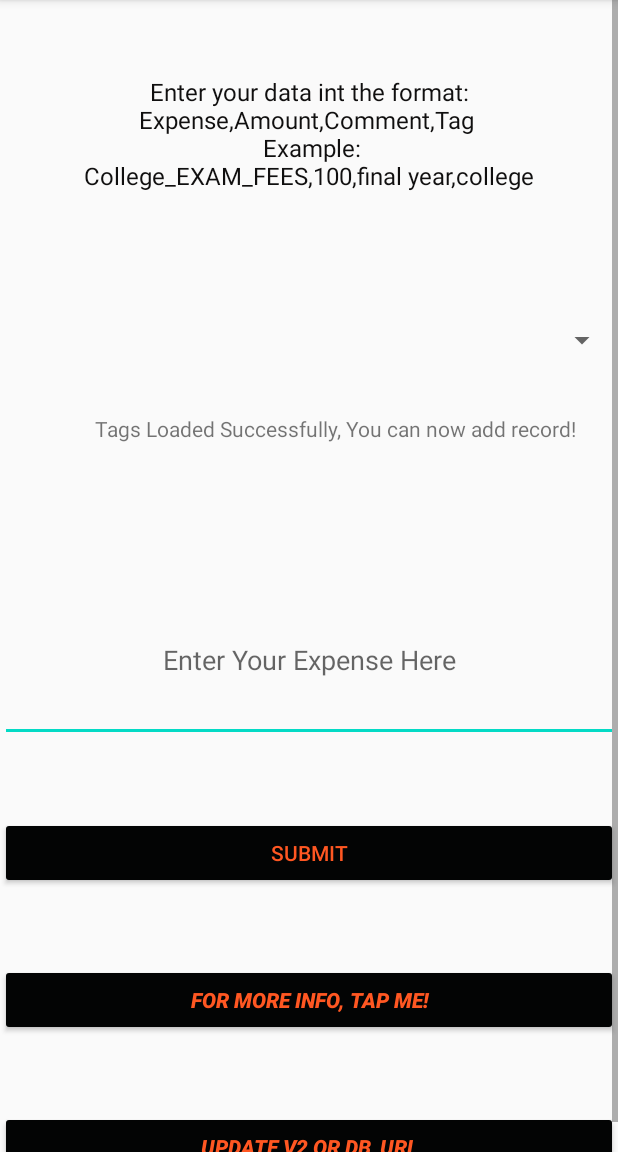
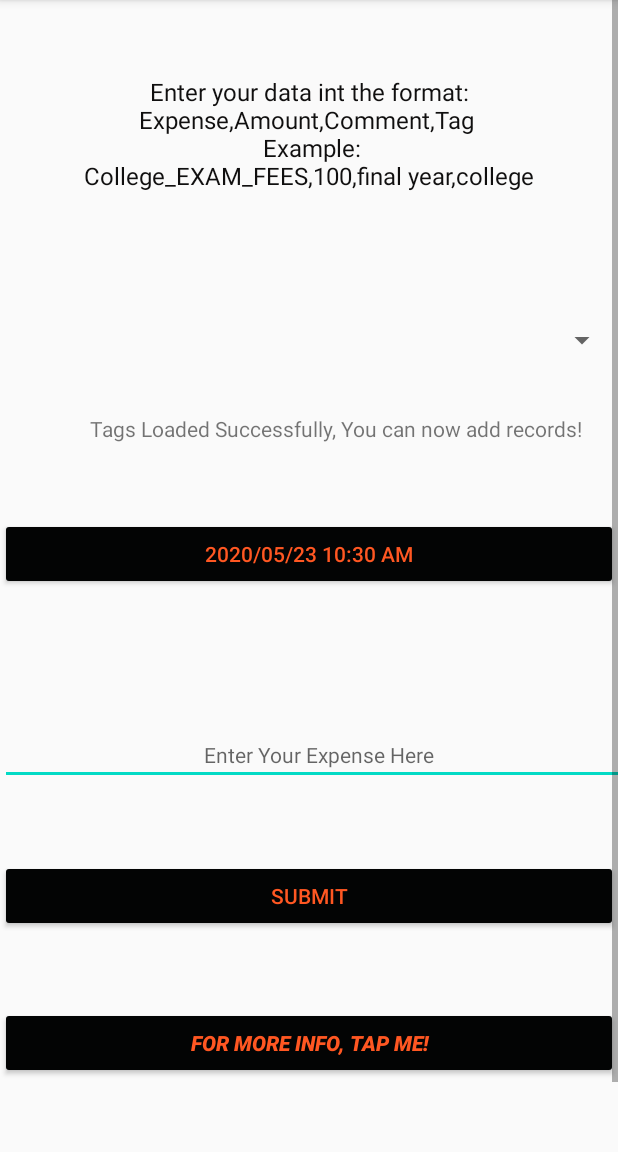
Before and after one commit to Prathmesh2498/ExpensesManagerForNotion, an Android app: the MainActivity screen opened directly, with no data from a screen before it, on a phone screen of 412 x 824 dp, the part 84-1236 px from its top. Run offline under Robolectric (Android 15) with nearby library versions, the light colour scheme and no system bars; libraries missing offline, so code that uses them is left out: com.chaquo.python; Roboto replaces fonts that are not available here; 7 statements that could not run were skipped.

Commit message:
Update v2: 1. Added Calender for custom date, default date is today's date.

```diff
--- a/app/src/main/java/com/pd/expensesnotion/MainActivity.java
+++ b/app/src/main/java/com/pd/expensesnotion/MainActivity.java
@@ -1,5 +1,6 @@
 package com.pd.expensesnotion;
 
+import android.app.DatePickerDialog;
 import android.content.Context;
 import android.content.DialogInterface;
 import android.content.Intent;
@@ -11,6 +12,7 @@ import android.util.Log;
 import android.view.View;
 import android.widget.ArrayAdapter;
 import android.widget.Button;
+import android.widget.DatePicker;
 import android.widget.EditText;
 import android.widget.Spinner;
 import android.widget.TextView;
@@ -24,8 +26,11 @@ import com.chaquo.python.Python;
 import com.chaquo.python.android.AndroidPlatform;
 
 import java.io.IOException;
+import java.text.DateFormat;
+import java.text.SimpleDateFormat;
 import java.util.Calendar;
 import java.util.Date;
+import java.util.Locale;
 import java.util.regex.Pattern;
 
 import static java.lang.Boolean.FALSE;
@@ -34,47 +39,6 @@ import static java.lang.Boolean.TRUE;
 public class MainActivity extends AppCompatActivity {
     public static final String SAVED_PREFERENCES = "com.pd.expensesnotion.savedData";
 
-
-    private String[] loadTags(){
-
-        String a[] = {""};
-
-        try{
-
-            SharedPreferences getEditor = getSharedPreferences(SAVED_PREFERENCES, MODE_PRIVATE);
-            final String TOKEN_V2 = getEditor.getString("v2_Token", null);
-            final String DB_URL = getEditor.getString("db_URL", null);
-            Log.e("Sending data...",TOKEN_V2+" "+DB_URL);
-            if (! Python.isStarted()) {
-                Python.start(new AndroidPlatform(MainActivity.this));
-            }
-            //PYTHON CODE
-            Object return_value[];
-            Python py = Python.getInstance();
-            PyObject add = py.getModule("Notion");
-
-            PyObject call = add.callAttr("getTags",TOKEN_V2,DB_URL);
-            return_value = call.asList().toArray();
-            Log.e("Tagsval", Integer.toString(return_value.length));
-
-            if(return_value.length!=0) {
-                String arr[] = new String[return_value.length];
-                for(int i=0;i<return_value.length;i++){
-                    arr[i] = return_value[i].toString();
-                }
-                return arr;
-
-            }
-            else{
-                Log.e("TagsFail","Failed to load");
-            }
-
-        }catch (Exception e){
-
-            Log.e("Error", e.toString());
-        }
-        return a;
-    }
 
     @Override
     protected void onCreate(Bundle savedInstanceState) {
@@ -87,6 +51,35 @@ public class MainActivity extends AppCompatActivity {
         Button updateInfo = findViewById(R.id.up);
         final EditText getData = findViewById(R.id.editText);
         final TextView mTv = findViewById(R.id.ld);
+        final Button getDate = findViewById(R.id.getDate);
+
+        //CODE FOR DATE
+        final Calendar myCalendar = Calendar.getInstance();
+        updateLabel(getDate, myCalendar);
+        final DatePickerDialog.OnDateSetListener dt = new DatePickerDialog.OnDateSetListener() {
+            @Override
+            public void onDateSet(DatePicker view, int year, int monthOfYear,
+                                  int dayOfMonth) {
+                // TODO Auto-generated method stub
+                myCalendar.set(Calendar.YEAR, year);
+                myCalendar.set(Calendar.MONTH, monthOfYear);
+                myCalendar.set(Calendar.DAY_OF_MONTH, dayOfMonth);
+                updateLabel(getDate, myCalendar);
+            }
+
+        };
+
+
+        getDate.setOnClickListener(new View.OnClickListener() {
+            @Override
+            public void onClick(View v) {
+                new DatePickerDialog(MainActivity.this, dt, myCalendar
+                        .get(Calendar.YEAR), myCalendar.get(Calendar.MONTH),
+                        myCalendar.get(Calendar.DAY_OF_MONTH)).show();
+            }
+        });
+        //END CODE FOR DATE
+
 
         info.setOnClickListener(new View.OnClickListener() {
             @Override
@@ -200,7 +193,7 @@ public class MainActivity extends AppCompatActivity {
 
 
 
-    private static String viewSource(Context context, String[]d,float amount, Date date,String TOKEN_V2,String DB_URL) throws IOException {
+    private static String viewSource(Context context, String[]d, float amount, String date, String TOKEN_V2, String DB_URL) throws IOException {
         if (! Python.isStarted()) {
             Python.start(new AndroidPlatform(context));
         }
@@ -209,7 +202,7 @@ public class MainActivity extends AppCompatActivity {
         Python py = Python.getInstance();
         PyObject add = py.getModule("Notion");
         Log.e("Sending data...",d[0]+" "+d[2]+" "+d[3]+" "+amount);
-        PyObject call = add.callAttr("addRecord", d[0],amount,d[2],d[3],TOKEN_V2,DB_URL);
+        PyObject call = add.callAttr("addRecord", d[0],amount,d[2],d[3],date,TOKEN_V2,DB_URL);
         return_value = call.toString();
         return return_value;
 
@@ -220,28 +213,30 @@ public class MainActivity extends AppCompatActivity {
 
         Boolean flag=Boolean.FALSE;
 
-        final Date[] date = new Date[1];
+        String Date;
         final float amount[] = new float[1];
         final String tags[] = new String[100];
         final String arr[][] = {tags};
+        final Button getDate = findViewById(R.id.getDate);
 
         final Button submit = findViewById(R.id.button);
         final EditText getData = findViewById(R.id.editText);
         final TextView tv = findViewById(R.id.tv);
         final TextView load = findViewById(R.id.ld);
+        final Spinner mySpinner = findViewById(R.id.tags);
+
         final String data[] = new String[5];
         final String[][] d = {data};
         final String editTextString[] = new String[1];
         final String filename= "Notion.py";
 
-        final Spinner mySpinner = findViewById(R.id.tags);
+
         SharedPreferences getEditor = getSharedPreferences(SAVED_PREFERENCES, MODE_PRIVATE);
-
-
         final String TOKEN_V2 = getEditor.getString("v2_Token", null);
         final String DB_URL = getEditor.getString("db_URL", null);
 
         String returned_value;
+
         @Override
         protected void onPreExecute() {
             super.onPreExecute();
@@ -254,9 +249,9 @@ public class MainActivity extends AppCompatActivity {
                 d[0] = editTextString[0].split(Pattern.quote(","));
 
                 amount[0] = Float.parseFloat(d[0][1]);
+                Date = getDate.getText().toString();
 
 
-                date[0] = Calendar.getInstance().getTime();
             }
 
         }
@@ -266,7 +261,7 @@ public class MainActivity extends AppCompatActivity {
             Log.e("params", params[0]);
             if (params[0].equals("Submit")){
                     try {
-                        returned_value = viewSource(MainActivity.this, d[0], amount[0], date[0], TOKEN_V2, DB_URL);
+                        returned_value = viewSource(MainActivity.this, d[0], amount[0], Date, TOKEN_V2, DB_URL);
 
                         return returned_value;
                     } catch (Exception e) {
@@ -300,12 +295,12 @@ public class MainActivity extends AppCompatActivity {
                 ArrayAdapter<String>dataAdapter = new ArrayAdapter<String>(MainActivity.this,android.R.layout.simple_spinner_dropdown_item, arr[0]);
                 mySpinner.setAdapter(dataAdapter);
                 submit.setClickable(TRUE);
-                load.setText("Tags Loaded Successfully, You can now add record!");
+                load.setText("Tags Loaded Successfully, You can now add records!");
             }
             else{
 
                 if(result.equals("V2Error")){
-                    Toast.makeText(MainActivity.this, "Your V2 Token is wrong. Please Enter Details again!", Toast.LENGTH_LONG).show();
+                    Toast.makeText(MainActivity.this, "Your V2 Token is wrong/invalidated. Please Enter Details again!", Toast.LENGTH_LONG).show();
                     putEditor.remove("Init");
                     putEditor.commit();
                     Intent intent = new Intent(MainActivity.this,userDetails.class);
@@ -314,7 +309,7 @@ public class MainActivity extends AppCompatActivity {
 
                 }
                 else if(result.equals("dbError")){
-                    Toast.makeText(MainActivity.this, "Your db URL is wrong. Please Enter Details again!", Toast.LENGTH_LONG).show();
+                    Toast.makeText(MainActivity.this, "Your db URL is wrong/invalidated. Please Enter Details again!", Toast.LENGTH_LONG).show();
                     putEditor.remove("Init");
                     putEditor.commit();
                     Intent intent = new Intent(MainActivity.this,userDetails.class);
@@ -333,5 +328,51 @@ public class MainActivity extends AppCompatActivity {
         }
 
     }
+    private String[] loadTags(){
+
+        String a[] = {""};
+
+        try{
+
+            SharedPreferences getEditor = getSharedPreferences(SAVED_PREFERENCES, MODE_PRIVATE);
+            final String TOKEN_V2 = getEditor.getString("v2_Token", null);
+            final String DB_URL = getEditor.getString("db_URL", null);
+            Log.e("Sending data...",TOKEN_V2+" "+DB_URL);
+            if (! Python.isStarted()) {
+                Python.start(new AndroidPlatform(MainActivity.this));
+            }
+            //PYTHON CODE
+            Object return_value[];
+            Python py = Python.getInstance();
+            PyObject add = py.getModule("Notion");
+
+            PyObject call = add.callAttr("getTags",TOKEN_V2,DB_URL);
+            return_value = call.asList().toArray();
+            Log.e("Tagsval", Integer.toString(return_value.length));
+
+            if(return_value.length!=0) {
+                String arr[] = new String[return_value.length];
+                for(int i=0;i<return_value.length;i++){
+                    arr[i] = return_value[i].toString();
+                }
+                return arr;
+
+            }
+            else{
+                Log.e("TagsFail","Failed to load");
+            }
+
+        }catch (Exception e){
+
+            Log.e("Error", e.toString());
+        }
+        return a;
+    }
+    private void updateLabel(Button getDate, Calendar myCalendar) {
+        String myFormat = "yyyy/MM/dd h:mm a"; //In which you need put here
+        SimpleDateFormat sdf = new SimpleDateFormat(myFormat, Locale.US);
+
+        getDate.setText(sdf.format(myCalendar.getTime()));
+    }
 
 }
--- a/app/src/main/res/layout/activity_main.xml
+++ b/app/src/main/res/layout/activity_main.xml
@@ -46,16 +46,29 @@
                 android:text="Loading Tags please wait..."
                 android:visibility="visible" />
 
+            <Button
+                android:id="@+id/getDate"
+                android:layout_width="match_parent"
+                android:layout_height="wrap_content"
+                android:layout_marginTop="50dp"
+                android:backgroundTint="#030404"
+                android:clickable="true"
+                android:ems="10"
+                android:inputType="date"
+                android:singleLine="true"
+                android:textColor="#FF5722" />
+
             <EditText
                 android:id="@+id/editText"
-                android:layout_width="match_parent"
-                android:layout_height="149dp"
+                android:layout_width="426dp"
+                android:layout_height="wrap_content"
                 android:layout_marginTop="50dp"
                 android:ems="10"
                 android:gravity="center_horizontal|center_vertical"
                 android:hint="Enter Your Expense Here"
                 android:inputType="textPersonName"
-                android:paddingTop="50dp" />
+                android:paddingTop="50dp"
+                android:textSize="14sp" />
 
             <Button
                 android:id="@+id/button"
```
Also changed, not shown: 2 other files.
